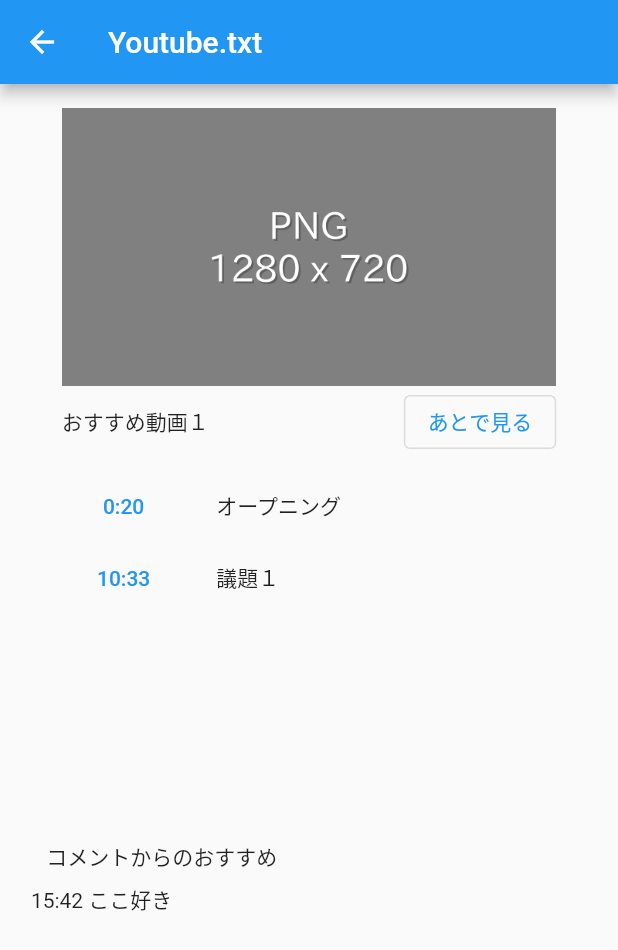
After one commit to K-Hayashi884/Practice-of-Information-Systems-2nd-frontend, a Flutter app: the screen it shows after launch, after a tap on "おすすめ動画１", on a phone screen of 412 x 824 dp. The commit adds this screen. Shown: the top 950 px of the screen. Run offline on Flutter 3.47's test engine with Material 2 defaults, Android fonts, the phone set to English and light mode, and no system bars.

Commit message:
目次ページの作成

```diff
--- /dev/null
+++ b/youtube_txt/lib/index.dart
@@ -0,0 +1,110 @@
+import 'package:flutter/material.dart';
+import 'package:youtube_txt/model/video.dart';
+
+class IndexPage extends StatelessWidget {
+  const IndexPage({super.key});
+
+  @override
+  Widget build(BuildContext context) {
+    final video = ModalRoute.of(context)!.settings.arguments as Video;
+    final deviceWidth = MediaQuery.of(context).size.width;
+    final deviceHeight = MediaQuery.of(context).size.height;
+
+    return Scaffold(
+      appBar: AppBar(title: const Text("Youtube.txt")),
+      body: Center(
+        child: Expanded(
+          child: SingleChildScrollView(
+            child: Column(children: [
+              Padding(
+                padding: const EdgeInsets.only(top: 16.0),
+                child: SizedBox(
+                    width: deviceWidth * 0.8,
+                    child: Center(
+                        child: video.image != null
+                            ? video.image!
+                            : Image.asset("images/dummy_thumbnail.png"))),
+              ),
+              Padding(
+                padding: const EdgeInsets.only(bottom: 8.0),
+                child: SizedBox(
+                  width: deviceWidth * 0.8,
+                  child: Row(
+                    mainAxisAlignment: MainAxisAlignment.spaceBetween,
+                    children: [
+                      Text(video.title),
+                      OutlinedButton(
+                          onPressed: () {}, child: const Text("あとで見る")),
+                    ],
+                  ),
+                ),
+              ),
+              video.indices != null
+                  ? SizedBox(
+                      width: deviceWidth * 0.9,
+                      height: deviceHeight * 0.3,
+                      child: SingleChildScrollView(
+                        child: ListView.builder(
+                            scrollDirection: Axis.vertical,
+                            shrinkWrap: true,
+                            physics: const NeverScrollableScrollPhysics(),
+                            itemCount: video.indices!.length,
+                            itemBuilder: (context, index) {
+                              return Row(children: [
+                                SizedBox(
+                                  width: deviceWidth * 0.3,
+                                  child: TextButton(
+                                    onPressed: () {},
+                                    child: Text(
+                                        video.indices![index]["timestamp"]!),
+                                  ),
+                                ),
+                                SizedBox(
+                                  width: deviceWidth * 0.6,
+                                  child:
+                                      Text(video.indices![index]["headline"]!),
+                                )
+                              ]);
+                            }),
+                      ),
+                    )
+                  : const SizedBox(),
+              video.comments != null
+                  ? Expanded(
+                      child: Column(
+                        children: [
+                          Padding(
+                            padding: const EdgeInsets.only(bottom: 8.0),
+                            child: SizedBox(
+                                width: deviceWidth * 0.85,
+                                child: const Text("コメントからのおすすめ")),
+                          ),
+                          SizedBox(
+                            width: deviceWidth * 0.9,
+                            height: deviceHeight * 0.3,
+                            child: ListView.builder(
+                                scrollDirection: Axis.vertical,
+                                shrinkWrap: true,
+                                physics: const NeverScrollableScrollPhysics(),
+                                itemCount: video.comments!.length,
+                                itemBuilder: (context, index) {
+                                  return SizedBox(
+                                    width: deviceWidth * 0.9,
+                                    child: Text(
+                                      video.comments![index],
+                                      textAlign: TextAlign.start,
+                                    ),
+                                  );
+                                }),
+                          ),
+                        ],
+                      ),
+                    )
+                  : const SizedBox(),
+            ]),
+          ),
+        ),
+      ),
+    );
+  }
+}
--- a/youtube_txt/lib/main.dart
+++ b/youtube_txt/lib/main.dart
@@ -1,9 +1,12 @@
 import 'package:flutter/material.dart';
+import 'package:youtube_txt/index.dart';
 import 'package:youtube_txt/top.dart';
 
-void main() => runApp(MyApp());
+void main() => runApp(const MyApp());
 
 class MyApp extends StatelessWidget {
+  const MyApp({super.key});
+
   @override
   Widget build(BuildContext context) {
     return MaterialApp(
@@ -12,7 +15,8 @@ class MyApp extends StatelessWidget {
         primaryColor: Colors.white,
       ),
       routes: {
-        '/': (context) => TopPage(),
+        '/': (context) => const TopPage(),
+        'index': (context) => const IndexPage(),
       },
     );
   }
--- /dev/null
+++ b/youtube_txt/lib/model/video.dart
@@ -0,0 +1,18 @@
+import 'package:flutter/material.dart';
+
+class Video {
+  Video(
+      {required this.url,
+      this.count = 0,
+      this.title = "",
+      this.image,
+      this.indices,
+      this.comments});
+
+  final String url;
+  int count;
+  String title;
+  Image? image;
+  List<Map<String, String>>? indices;
+  List<String>? comments;
+}
--- a/youtube_txt/lib/top.dart
+++ b/youtube_txt/lib/top.dart
@@ -1,14 +1,10 @@
 import 'package:flutter/material.dart';
+import 'package:youtube_txt/widget/video_list.dart';
 
-class TopPage extends StatefulWidget {
+import 'model/video.dart';
+
+class TopPage extends StatelessWidget {
   const TopPage({super.key});
-
-  @override
-  State<TopPage> createState() => _TopPageState();
-}
-
-class _TopPageState extends State<TopPage> {
-  String _text = "";
 
   @override
   Widget build(BuildContext context) {
@@ -31,12 +27,26 @@ class _TopPageState extends State<TopPage> {
               ),
             ),
             VideoList([
-              VideoListTile(
-                  Image.asset("images/dummy_thumbnail.png"), "おすすめ動画１"),
-              VideoListTile(
-                  Image.asset("images/dummy_thumbnail.png"), "おすすめ動画２"),
-              VideoListTile(
-                  Image.asset("images/dummy_thumbnail.png"), "おすすめ動画３"),
+              VideoListTile(Video(
+                url: "www.google.com",
+                title: "おすすめ動画１",
+                image: Image.asset("images/dummy_thumbnail.png"),
+                indices: [
+                  {"timestamp": "0:20", "headline": "オープニング"},
+                  {"timestamp": "10:33", "headline": "議題１"},
+                ],
+                comments: ["15:42 ここ好き"],
+              )),
+              VideoListTile(Video(
+                url: "www.google.com",
+                title: "おすすめ動画２",
+                image: Image.asset("images/dummy_thumbnail.png"),
+              )),
+              VideoListTile(Video(
+                url: "www.google.com",
+                title: "おすすめ動画３",
+                image: Image.asset("images/dummy_thumbnail.png"),
+              )),
             ])
           ],
         ),
@@ -44,43 +54,3 @@ class _TopPageState extends State<TopPage> {
     );
   }
 }
-
-class VideoList extends StatelessWidget {
-  final List<VideoListTile> videos;
-
-  const VideoList(this.videos, {super.key});
-
-  @override
-  Widget build(BuildContext context) {
-    return ListView.separated(
-      padding: const EdgeInsets.only(top: 20.0),
-      itemBuilder: (context, index) => Container(
-        padding: const EdgeInsets.all(20.0),
-        alignment: Alignment.centerLeft,
-        child: videos[index],
-      ),
-      separatorBuilder: (context, index) {
-        return const Divider(height: 0.5);
-      },
-      itemCount: videos.length,
-      scrollDirection: Axis.vertical,
-      shrinkWrap: true,
-      physics: NeverScrollableScrollPhysics(),
-    );
-  }
-}
-
-class VideoListTile extends StatelessWidget {
-  final Image image;
-  final String title;
-
-  const VideoListTile(this.image, this.title, {super.key});
-
-  @override
-  Widget build(BuildContext context) {
-    return ListTile(
-      leading: Container(height: 120, child: image),
-      title: Text(title),
-    );
-  }
-}
--- /dev/null
+++ b/youtube_txt/lib/widget/video_list.dart
@@ -0,0 +1,44 @@
+import 'package:flutter/material.dart';
+import 'package:youtube_txt/model/video.dart';
+
+class VideoList extends StatelessWidget {
+  final List<VideoListTile> videos;
+
+  const VideoList(this.videos, {super.key});
+
+  @override
+  Widget build(BuildContext context) {
+    return ListView.separated(
+      padding: const EdgeInsets.only(top: 20.0),
+      itemBuilder: (context, index) => Container(
+        padding: const EdgeInsets.all(20.0),
+        alignment: Alignment.centerLeft,
+        child: videos[index],
+      ),
+      separatorBuilder: (context, index) {
+        return const Divider(height: 0.5);
+      },
+      itemCount: videos.length,
+      scrollDirection: Axis.vertical,
+      shrinkWrap: true,
+      physics: const NeverScrollableScrollPhysics(),
+    );
+  }
+}
+
+class VideoListTile extends StatelessWidget {
+  final Video _video;
+
+  const VideoListTile(this._video, {super.key});
+
+  @override
+  Widget build(BuildContext context) {
+    return ListTile(
+      leading: SizedBox(height: 120, child: _video.image),
+      title: Text(_video.title),
+      onTap: () {
+        Navigator.pushNamed(context, "index", arguments: _video);
+      },
+    );
+  }
+}
```
Also changed, not shown: youtube_txt/lib/widget/comments.dart (added), 1 other file.
